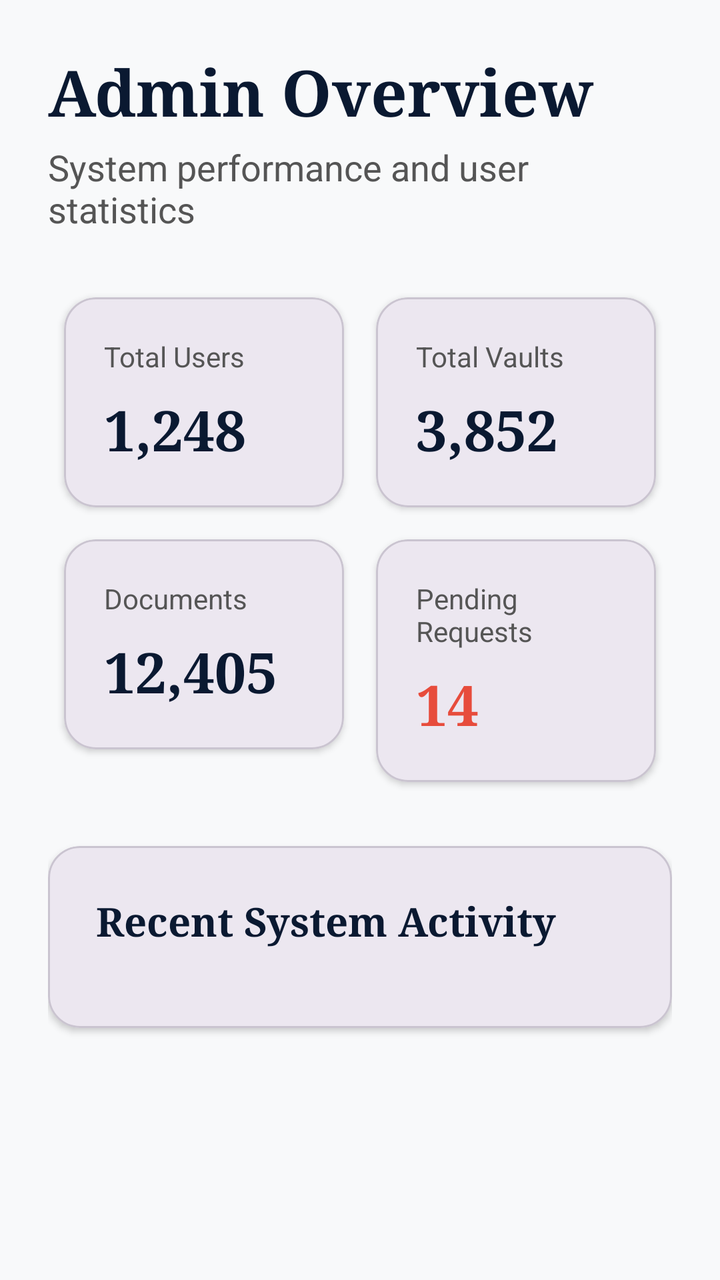
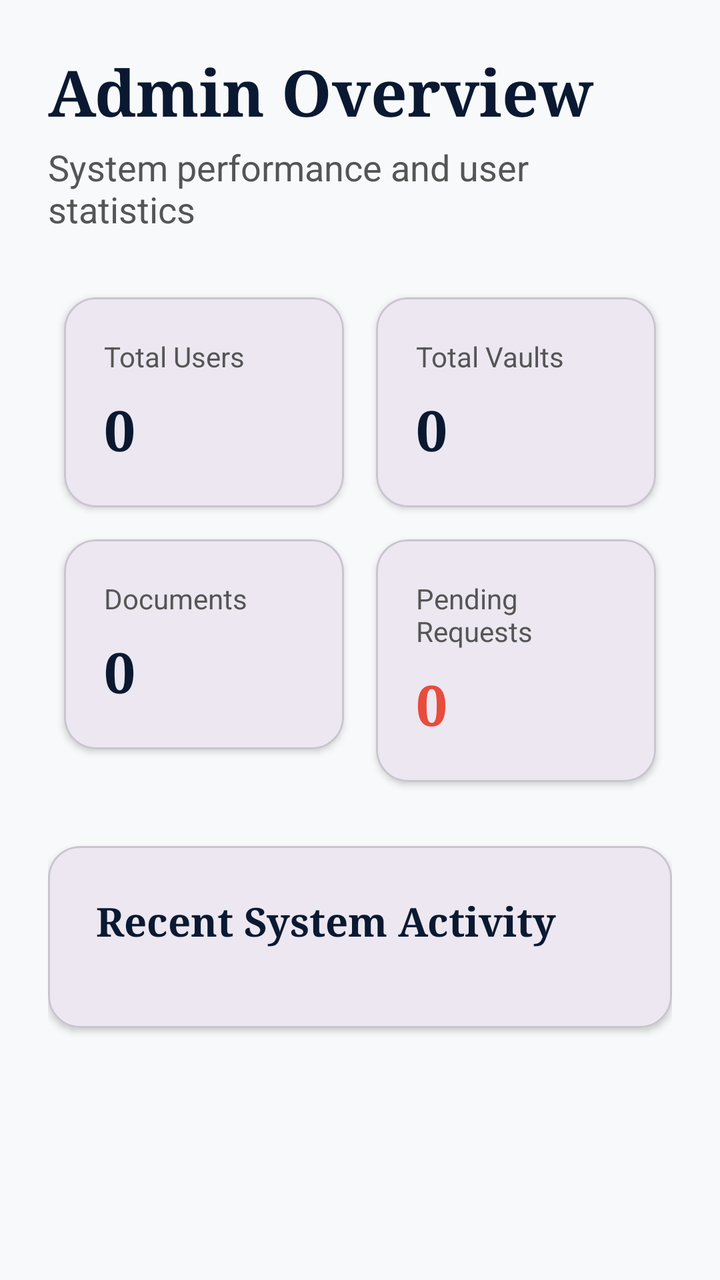

Before-and-after screenshots of an Android layout around one commit, followed by the original layout XML and the change that was made.
<!-- AndroidManifest.xml: application theme Theme.LegacyVaultSystem -->
<!-- res/layout/fragment_admin_dashboard.xml -->
<?xml version="1.0" encoding="utf-8"?>
<androidx.core.widget.NestedScrollView xmlns:android="http://schemas.android.com/apk/res/android"
    xmlns:app="http://schemas.android.com/apk/res-auto"
    android:layout_width="match_parent"
    android:layout_height="match_parent"
    android:background="@color/background_light"
    android:fillViewport="true">

    <LinearLayout
        android:layout_width="match_parent"
        android:layout_height="wrap_content"
        android:orientation="vertical"
        android:padding="24dp">

        <TextView
            android:layout_width="wrap_content"
            android:layout_height="wrap_content"
            android:fontFamily="serif"
            android:text="Admin Overview"
            android:textColor="@color/primary_dark_blue"
            android:textSize="32sp"
            android:textStyle="bold" />

        <TextView
            android:layout_width="wrap_content"
            android:layout_height="wrap_content"
            android:layout_marginTop="4dp"
            android:text="System performance and user statistics"
            android:textColor="@color/text_secondary"
            android:textSize="18sp" />

        
        <GridLayout
            android:layout_width="match_parent"
            android:layout_height="wrap_content"
            android:layout_marginTop="24dp"
            android:columnCount="2">

            
            <com.google.android.material.card.MaterialCardView
                android:layout_width="0dp"
                android:layout_height="wrap_content"
                android:layout_columnWeight="1"
                android:layout_margin="8dp"
                app:cardCornerRadius="16dp"
                app:cardElevation="2dp">

                <LinearLayout
                    android:layout_width="match_parent"
                    android:layout_height="wrap_content"
                    android:orientation="vertical"
                    android:padding="20dp">

                    <TextView
                        android:layout_width="wrap_content"
                        android:layout_height="wrap_content"
                        android:text="Total Users"
                        android:textColor="@color/text_secondary"
                        android:textSize="14sp" />

                    <TextView
                        android:id="@+id/tv_total_users"
                        android:layout_width="wrap_content"
                        android:layout_height="wrap_content"
                        android:layout_marginTop="8dp"
                        android:fontFamily="serif"
                        android:text="1,248"
                        android:textColor="@color/primary_dark_blue"
                        android:textSize="28sp"
                        android:textStyle="bold" />
                </LinearLayout>
            </com.google.android.material.card.MaterialCardView>

            
            <com.google.android.material.card.MaterialCardView
                android:layout_width="0dp"
                android:layout_height="wrap_content"
                android:layout_columnWeight="1"
                android:layout_margin="8dp"
                app:cardCornerRadius="16dp"
                app:cardElevation="2dp">

                <LinearLayout
                    android:layout_width="match_parent"
                    android:layout_height="wrap_content"
                    android:orientation="vertical"
                    android:padding="20dp">

                    <TextView
                        android:layout_width="wrap_content"
                        android:layout_height="wrap_content"
                        android:text="Total Vaults"
                        android:textColor="@color/text_secondary"
                        android:textSize="14sp" />

                    <TextView
                        android:id="@+id/tv_total_vaults"
                        android:layout_width="wrap_content"
                        android:layout_height="wrap_content"
                        android:layout_marginTop="8dp"
                        android:fontFamily="serif"
                        android:text="3,852"
                        android:textColor="@color/primary_dark_blue"
                        android:textSize="28sp"
                        android:textStyle="bold" />
                </LinearLayout>
            </com.google.android.material.card.MaterialCardView>

            
            <com.google.android.material.card.MaterialCardView
                android:layout_width="0dp"
                android:layout_height="wrap_content"
                android:layout_columnWeight="1"
                android:layout_margin="8dp"
                app:cardCornerRadius="16dp"
                app:cardElevation="2dp">

                <LinearLayout
                    android:layout_width="match_parent"
                    android:layout_height="wrap_content"
                    android:orientation="vertical"
                    android:padding="20dp">

                    <TextView
                        android:layout_width="wrap_content"
                        android:layout_height="wrap_content"
                        android:text="Documents"
                        android:textColor="@color/text_secondary"
                        android:textSize="14sp" />

                    <TextView
                        android:id="@+id/tv_total_docs"
                        android:layout_width="wrap_content"
                        android:layout_height="wrap_content"
                        android:layout_marginTop="8dp"
                        android:fontFamily="serif"
                        android:text="12,405"
                        android:textColor="@color/primary_dark_blue"
                        android:textSize="28sp"
                        android:textStyle="bold" />
                </LinearLayout>
            </com.google.android.material.card.MaterialCardView>

            
            <com.google.android.material.card.MaterialCardView
                android:layout_width="0dp"
                android:layout_height="wrap_content"
                android:layout_columnWeight="1"
                android:layout_margin="8dp"
                app:cardCornerRadius="16dp"
                app:cardElevation="2dp">

                <LinearLayout
                    android:layout_width="match_parent"
                    android:layout_height="wrap_content"
                    android:orientation="vertical"
                    android:padding="20dp">

                    <TextView
                        android:layout_width="wrap_content"
                        android:layout_height="wrap_content"
                        android:text="Pending Requests"
                        android:textColor="@color/text_secondary"
                        android:textSize="14sp" />

                    <TextView
                        android:id="@+id/tv_pending_requests"
                        android:layout_width="wrap_content"
                        android:layout_height="wrap_content"
                        android:layout_marginTop="8dp"
                        android:fontFamily="serif"
                        android:text="14"
                        android:textColor="#E74C3C"
                        android:textSize="28sp"
                        android:textStyle="bold" />
                </LinearLayout>
            </com.google.android.material.card.MaterialCardView>
        </GridLayout>

        <com.google.android.material.card.MaterialCardView
            android:layout_width="match_parent"
            android:layout_height="wrap_content"
            android:layout_marginTop="24dp"
            app:cardCornerRadius="16dp"
            app:cardElevation="2dp">

            <LinearLayout
                android:layout_width="match_parent"
                android:layout_height="wrap_content"
                android:orientation="vertical"
                android:padding="24dp">

                <TextView
                    android:layout_width="wrap_content"
                    android:layout_height="wrap_content"
                    android:fontFamily="serif"
                    android:text="Recent System Activity"
                    android:textColor="@color/primary_dark_blue"
                    android:textSize="20sp"
                    android:textStyle="bold" />

                <LinearLayout
                    android:id="@+id/admin_recent_activity_list"
                    android:layout_width="match_parent"
                    android:layout_height="wrap_content"
                    android:layout_marginTop="16dp"
                    android:orientation="vertical" />
            </LinearLayout>
        </com.google.android.material.card.MaterialCardView>

    </LinearLayout>
</androidx.core.widget.NestedScrollView>
<!-- resources referenced by this layout -->
<resources>
  <color name="background_light">#F8F9FA</color>
  <color name="primary_dark_blue">#0A1931</color>
  <color name="text_secondary">#555555</color>
  <style name="Theme.LegacyVaultSystem" parent="Base.Theme.LegacyVaultSystem" />
  <style name="Base.Theme.LegacyVaultSystem" parent="Theme.Material3.DayNight.NoActionBar">
          
          <item name="colorPrimary">@color/primary_dark_blue</item>
          <item name="colorSecondary">@color/accent_gold</item>
          <item name="android:statusBarColor">@color/primary_dark_blue</item>
      </style>
  <color name="accent_gold">#D4AF37</color>
</resources>

<!-- the commit's change to res/layout/fragment_admin_dashboard.xml (unified diff, before → after) -->
@@ -64,7 +64,7 @@
                         android:layout_height="wrap_content"
                         android:layout_marginTop="8dp"
                         android:fontFamily="serif"
-                        android:text="1,248"
+                        android:text="0"
                         android:textColor="@color/primary_dark_blue"
                         android:textSize="28sp"
                         android:textStyle="bold" />
@@ -99,7 +99,7 @@
                         android:layout_height="wrap_content"
                         android:layout_marginTop="8dp"
                         android:fontFamily="serif"
-                        android:text="3,852"
+                        android:text="0"
                         android:textColor="@color/primary_dark_blue"
                         android:textSize="28sp"
                         android:textStyle="bold" />
@@ -134,7 +134,7 @@
                         android:layout_height="wrap_content"
                         android:layout_marginTop="8dp"
                         android:fontFamily="serif"
-                        android:text="12,405"
+                        android:text="0"
                         android:textColor="@color/primary_dark_blue"
                         android:textSize="28sp"
                         android:textStyle="bold" />
@@ -169,7 +169,7 @@
                         android:layout_height="wrap_content"
                         android:layout_marginTop="8dp"
                         android:fontFamily="serif"
-                        android:text="14"
+                        android:text="0"
                         android:textColor="#E74C3C"
                         android:textSize="28sp"
                         android:textStyle="bold" />
